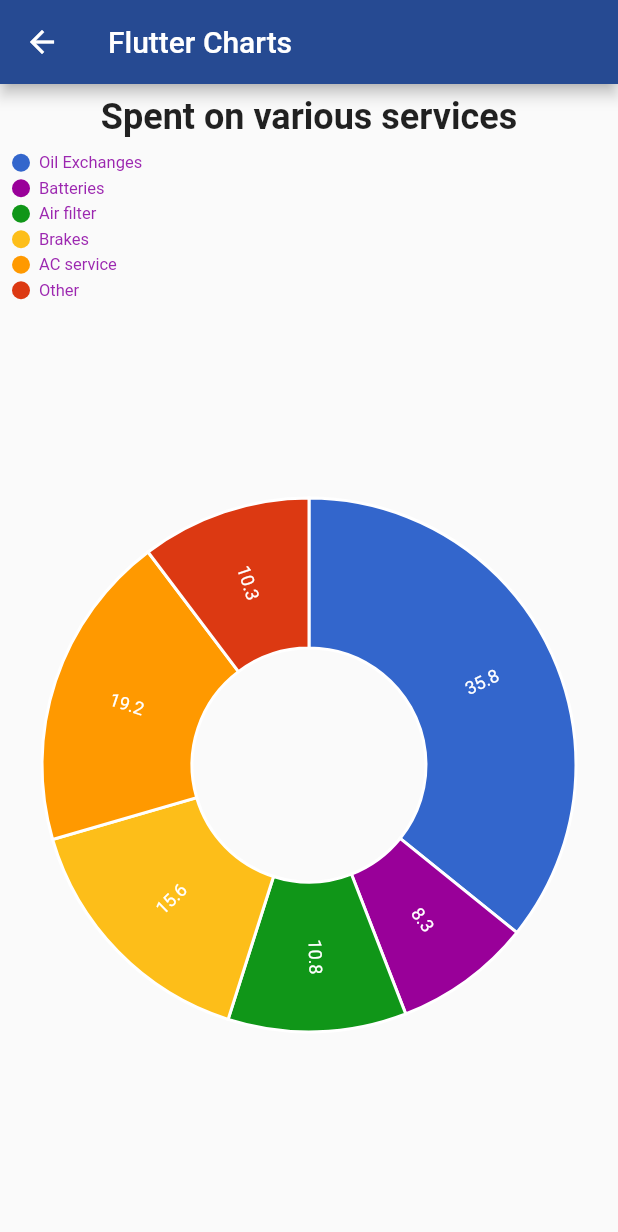
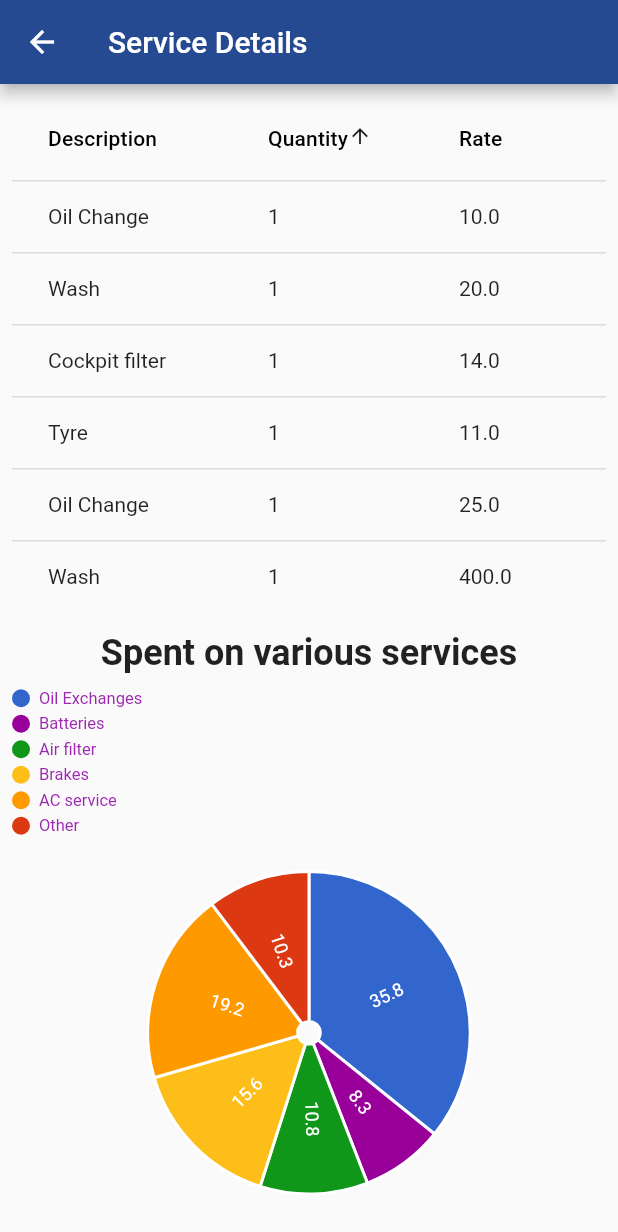
Before and after one commit to gurungsuraaj/fastTrackClient, a Flutter app: the ServiceHistoryPieChart screen opened directly, on a phone screen of 412 x 824 dp. Shown: the top 1232 px of the screen. Run offline on Flutter 3.47's test engine with Material 2 defaults, Android fonts, the phone set to English and light mode, and no system bars; our stand-ins replace charts_flutter, circular_check_box, font_awesome_flutter, google_maps_flutter, modal_progress_hud, pin_code_text_field and 1 more; missing offline and left inert: ntlm; Roboto replaces fonts that are missing (Georgia).

Commit message:
service details

```diff
--- a/lib/screens/LoginActivity.dart
+++ b/lib/screens/LoginActivity.dart
@@ -27,6 +27,8 @@ class _LoginActivityState extends State<LoginActivity> {
   var _scaffoldKey = new GlobalKey<ScaffoldState>();
   final formKey = new GlobalKey<FormState>();
   var passKey = GlobalKey<FormFieldState>();
+    bool isProgressBarShown = false;
+
 
 
   @override
@@ -40,7 +42,6 @@ class _LoginActivityState extends State<LoginActivity> {
   Widget build(BuildContext context) {
     var width = MediaQuery.of(context).size.width;
     var height = MediaQuery.of(context).size.height;
-    bool isProgressBarShown = false;
     SystemChrome.setSystemUIOverlayStyle(SystemUiOverlayStyle(
         statusBarColor: Color(ExtraColors.DARK_BLUE_ACCENT)));
 
@@ -218,4 +219,25 @@ class _LoginActivityState extends State<LoginActivity> {
 
     }
   }*/
+
+
+  void showProgressBar() {
+    setState(() {
+      isProgressBarShown = true;
+    });
+  }
+
+  void hideProgressBar() {
+    setState(() {
+      isProgressBarShown = false;
+    });
+  }
+
+  Future<void> displaySnackbar(BuildContext context, msg) {
+    final snackBar = SnackBar(
+      content: Text('$msg'),
+      duration: const Duration(seconds: 2),
+    );
+    _scaffoldKey.currentState.showSnackBar(snackBar);
+  }
 }
--- a/lib/screens/ServiceHistoryPieChart.dart
+++ b/lib/screens/ServiceHistoryPieChart.dart
@@ -54,7 +54,7 @@ class _ServiceHistoryPieChart extends State<ServiceHistoryPieChart> {
     return Scaffold(
       appBar: AppBar(
         backgroundColor: Color(ExtraColors.DARK_BLUE),
-        title: Text('Flutter Charts'),
+        title: Text('Service Details'),
       ),
       body: Padding(
         padding: EdgeInsets.all(8.0),
@@ -62,6 +62,15 @@ class _ServiceHistoryPieChart extends State<ServiceHistoryPieChart> {
           child: Center(
             child: Column(
               children: <Widget>[
+                Expanded(
+                  child: Container(
+                    width: MediaQuery.of(context).size.width,
+                    child: SingleChildScrollView(
+                        physics: BouncingScrollPhysics(),
+                        scrollDirection: Axis.horizontal,
+                        child: bodyData()),
+                  ),
+                ),
                 Text(
                   'Spent on various services',
                   style: TextStyle(fontSize: 24.0, fontWeight: FontWeight.bold),
@@ -101,6 +110,85 @@ class _ServiceHistoryPieChart extends State<ServiceHistoryPieChart> {
       ),
     );
   }
+
+  Widget bodyData() => DataTable(
+      onSelectAll: (b) {},
+      sortColumnIndex: 1,
+      sortAscending: true,
+      columns: <DataColumn>[
+        DataColumn(
+          label: Text("Description"),
+          numeric: false,
+          onSort: (i, b) {
+            print("$i $b");
+            setState(() {
+              // _serviceDetailList.sort((a, b) => a.firstName.compareTo(b.firstName));
+            });
+          },
+          tooltip: "To display first name of the Name",
+        ),
+        DataColumn(
+          label: Text("Quantity"),
+          numeric: false,
+          onSort: (i, b) {
+            print("$i $b");
+            setState(() {
+              // _serviceDetailList.sort((a, b) => a.lastName.compareTo(b.lastName));
+            });
+          },
+          tooltip: "To display last name of the Name",
+        ),
+        DataColumn(
+          label: Text("Rate"),
+          numeric: false,
+          onSort: (i, b) {
+            print("$i $b");
+            setState(() {
+              // _serviceDetailList.sort((a, b) => a.lastName.compareTo(b.lastName));
+            });
+          },
+          tooltip: "To display last name of the Name",
+        ),
+        DataColumn(
+          label: Text("Amount"),
+          numeric: false,
+          onSort: (i, b) {
+            print("$i $b");
+            setState(() {
+              // _serviceDetailList.sort((a, b) => a.lastName.compareTo(b.lastName));
+            });
+          },
+          tooltip: "To display last name of the Name",
+        ),
+      ],
+      rows: _serviceDetailList
+          .map(
+            (item) => DataRow(
+              cells: [
+                DataCell(
+                  Text(item.description),
+                  showEditIcon: false,
+                  placeholder: false,
+                ),
+                DataCell(
+                  Text(item.quantity.toString()),
+                  showEditIcon: false,
+                  placeholder: false,
+                ),
+                DataCell(
+                  Text(item.rate.toString()),
+                  showEditIcon: false,
+                  placeholder: false,
+                ),
+                DataCell(
+                  Text(item.amount.toString()),
+                  showEditIcon: false,
+                  placeholder: false,
+                )
+              ],
+            ),
+          )
+          .toList());
 }
 
 class Pollution {
@@ -125,3 +213,28 @@ class Sales {
 
   Sales(this.yearval, this.salesval);
 }
+
+class ServiceDetailsTableInfo {
+  String description;
+  int quantity;
+  double rate;
+  double amount;
+
+  ServiceDetailsTableInfo(
+      {this.description, this.quantity, this.rate, this.amount});
+}
+
+var _serviceDetailList = <ServiceDetailsTableInfo>[
+  ServiceDetailsTableInfo(
+      description: "Oil Change", quantity: 1, rate: 10.0, amount: 10.0),
+  ServiceDetailsTableInfo(
+      description: "Wash", quantity: 1, rate: 20.0, amount: 25.0),
+  ServiceDetailsTableInfo(
+      description: "Cockpit filter", quantity: 1, rate: 14.0, amount: 800.0),
+  ServiceDetailsTableInfo(
+      description: "Tyre", quantity: 1, rate: 11.0, amount: 25.0),
+  ServiceDetailsTableInfo(
+      description: "Oil Change", quantity: 1, rate: 25.0, amount: 10.0),
+  ServiceDetailsTableInfo(
+      description: "Wash", quantity: 1, rate: 400.0, amount: 880.0),
+];
```
Also changed, not shown: pubspec.lock, 2 other files.
